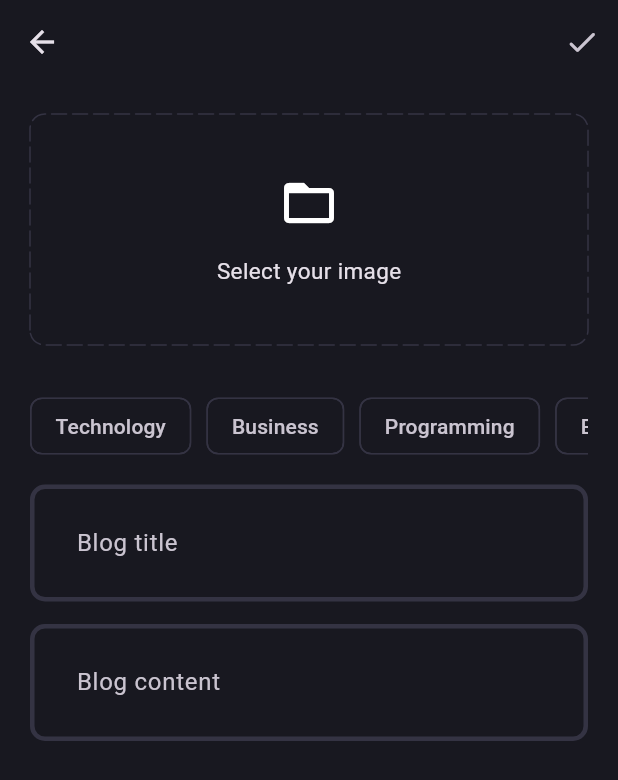
After one commit to LostArrows27/flutter_supabase_blog_app, a Flutter app: the AddNewBlogPage screen opened directly, after a tap on "Select your image", on a phone screen of 412 x 824 dp. The commit adds this screen. Shown: the top 780 px of the screen. Run offline on Flutter 3.47's test engine with Material 3 defaults, Android fonts, the phone set to English and light mode, and no system bars; drawn by our look-alikes of dotted_border; our stand-ins replace flutter_bloc, fpdart, get_it, image_picker, supabase_flutter; accounts and stored records are empty.

Commit message:
feat: add blog form UI + pick picture feature

```diff
--- a/lib/core/theme/theme.dart
+++ b/lib/core/theme/theme.dart
@@ -13,6 +13,9 @@ class AppTheme {
       appBarTheme: AppBarTheme(
         backgroundColor: AppPallete.backgroundColor,
       ),
+      chipTheme: ChipThemeData(
+          color: WidgetStatePropertyAll(AppPallete.backgroundColor),
+          side: BorderSide.none),
       inputDecorationTheme: InputDecorationTheme(
           contentPadding: const EdgeInsets.all(27),
           focusedBorder: _border(AppPallete.gradient3),
--- /dev/null
+++ b/lib/core/utils/pick_image.dart
@@ -0,0 +1,17 @@
+import 'dart:io';
+
+import 'package:image_picker/image_picker.dart';
+
+Future<File?> pickImage() async {
+  try {
+    final xFile = await ImagePicker().pickImage(
+      source: ImageSource.gallery,
+    );
+    if (xFile != null) {
+      return File(xFile.path);
+    }
+    return null;
+  } catch (e) {
+    return null;
+  }
+}
--- /dev/null
+++ b/lib/features/blog/presentation/pages/add_new_blog_page.dart
@@ -0,0 +1,135 @@
+import 'dart:io';
+
+import 'package:dotted_border/dotted_border.dart';
+import 'package:flutter/material.dart';
+import 'package:flutter_supabase/core/theme/app_pallete.dart';
+import 'package:flutter_supabase/core/utils/pick_image.dart';
+import 'package:flutter_supabase/features/blog/presentation/widgets/blog_editor.dart';
+
+class AddNewBlogPage extends StatefulWidget {
+  static route() => MaterialPageRoute(builder: (context) => AddNewBlogPage());
+
+  const AddNewBlogPage({super.key});
+
+  @override
+  State<AddNewBlogPage> createState() => _AddNewBlogPageState();
+}
+
+class _AddNewBlogPageState extends State<AddNewBlogPage> {
+  final titleController = TextEditingController();
+  final contentController = TextEditingController();
+  List<String> selectedTopics = [];
+  File? image;
+
+  void selectImage() async {
+    final pickedImage = await pickImage();
+    if (pickedImage != null) {
+      setState(() {
+        image = pickedImage;
+      });
+    }
+  }
+
+  @override
+  void dispose() {
+    super.dispose();
+    titleController.dispose();
+    contentController.dispose();
+  }
+
+  @override
+  Widget build(BuildContext context) {
+    return Scaffold(
+      appBar: AppBar(
+        actions: [IconButton(onPressed: () {}, icon: Icon(Icons.done_rounded))],
+      ),
+      body: Padding(
+        padding: const EdgeInsets.all(20.0),
+        child: SingleChildScrollView(
+          child: Column(
+            children: [
+              image != null
+                  ? GestureDetector(
+                      onTap: selectImage,
+                      child: SizedBox(
+                          height: 150,
+                          width: double.infinity,
+                          child: ClipRRect(
+                            borderRadius: BorderRadius.circular(10),
+                            child: Image.file(
+                              image!,
+                              fit: BoxFit.cover,
+                            ),
+                          )),
+                    )
+                  : GestureDetector(
+                      onTap: () {
+                        selectImage();
+                      },
+                      child: DottedBorder(
+                          color: AppPallete.borderColor,
+                          dashPattern: [10, 4],
+                          radius: Radius.circular(10),
+                          borderType: BorderType.RRect,
+                          strokeCap: StrokeCap.round,
+                          child: SizedBox(
+                            height: 150,
+                            width: double.infinity,
+                            child: const Column(
+                              mainAxisAlignment: MainAxisAlignment.center,
+                              children: [
+                                Icon(Icons.folder_open, size: 40),
+                                SizedBox(height: 15),
+                                Text(
+                                  'Select your image',
+                                  style: TextStyle(fontSize: 15),
+                                )
+                              ],
+                            ),
+                          )),
+                    ),
+              SizedBox(height: 30),
+              SingleChildScrollView(
+                scrollDirection: Axis.horizontal,
+                child: Row(
+                  children:
+                      ['Technology', 'Business', 'Programming', 'Entertainment']
+                          .map((e) => Padding(
+                                padding: const EdgeInsets.fromLTRB(0, 0, 10, 0),
+                                child: GestureDetector(
+                                  onTap: () {
+                                    if (!selectedTopics.contains(e)) {
+                                      selectedTopics.add(e);
+                                    } else {
+                                      selectedTopics.remove(e);
+                                    }
+                                    setState(() {});
+                                  },
+                                  child: Chip(
+                                    color: selectedTopics.contains(e)
+                                        ? WidgetStatePropertyAll(
+                                            AppPallete.gradient1)
+                                        : null,
+                                    label: Text(e),
+                                    side: selectedTopics.contains(e)
+                                        ? null
+                                        : const BorderSide(
+                                            color: AppPallete.borderColor),
+                                  ),
+                                ),
+                              ))
+                          .toList(),
+                ),
+              ),
+              SizedBox(height: 15),
+              BlogEditor(controller: titleController, hintText: 'Blog title'),
+              SizedBox(height: 15),
+              BlogEditor(
+                  controller: contentController, hintText: 'Blog content'),
+            ],
+          ),
+        ),
+      ),
+    );
+  }
+}
--- /dev/null
+++ b/lib/features/blog/presentation/pages/blog_page.dart
@@ -0,0 +1,22 @@
+import 'package:flutter/material.dart';
+import 'package:flutter_supabase/features/blog/presentation/pages/add_new_blog_page.dart';
+
+class BlogPage extends StatelessWidget {
+  const BlogPage({super.key});
+
+  @override
+  Widget build(BuildContext context) {
+    return Scaffold(
+      appBar: AppBar(
+        title: const Text('Blog App'),
+        actions: [
+          IconButton(
+              onPressed: () {
+                Navigator.push(context, AddNewBlogPage.route());
+              },
+              icon: Icon(Icons.add_circle))
+        ],
+      ),
+    );
+  }
+}
--- /dev/null
+++ b/lib/features/blog/presentation/widgets/blog_editor.dart
@@ -0,0 +1,19 @@
+import 'package:flutter/material.dart';
+
+class BlogEditor extends StatelessWidget {
+  final TextEditingController controller;
+  final String hintText;
+  const BlogEditor(
+      {super.key, required this.controller, required this.hintText});
+
+  @override
+  Widget build(BuildContext context) {
+    return TextFormField(
+      controller: controller,
+      maxLines: null, // multiple line when types
+      decoration: InputDecoration(
+        hintText: hintText,
+      ),
+    );
+  }
+}
--- a/lib/main.dart
+++ b/lib/main.dart
@@ -4,6 +4,7 @@ import 'package:flutter_supabase/core/common/cubit/app_user/app_user_cubit.dart'
 import 'package:flutter_supabase/core/theme/theme.dart';
 import 'package:flutter_supabase/features/auth/presentation/bloc/auth_bloc.dart';
 import 'package:flutter_supabase/features/auth/presentation/pages/signup_page.dart';
+import 'package:flutter_supabase/features/blog/presentation/pages/blog_page.dart';
 import 'package:flutter_supabase/init_dependencies.dart';
 
 void main() async {
@@ -47,12 +48,7 @@ class _MyAppState extends State<MyApp> {
         },
         builder: (context, isLoggedIn) {
           if (isLoggedIn) {
-            return const Scaffold(
-                body: Center(
-                    child: Text(
-              "Home Page",
-              style: TextStyle(fontSize: 50),
-            )));
+            return const BlogPage();
           }
           return const SignUpPage();
         },
--- a/pubspec.yaml
+++ b/pubspec.yaml
@@ -38,6 +38,8 @@ dependencies:
   supabase_flutter: ^2.8.3
   flutter_bloc: ^9.0.0
   get_it: ^8.0.3
+  dotted_border: ^2.1.0
+  image_picker: ^1.1.2
 
 dev_dependencies:
   flutter_test:
```
Also changed, not shown: pubspec.lock, 5 other files.
